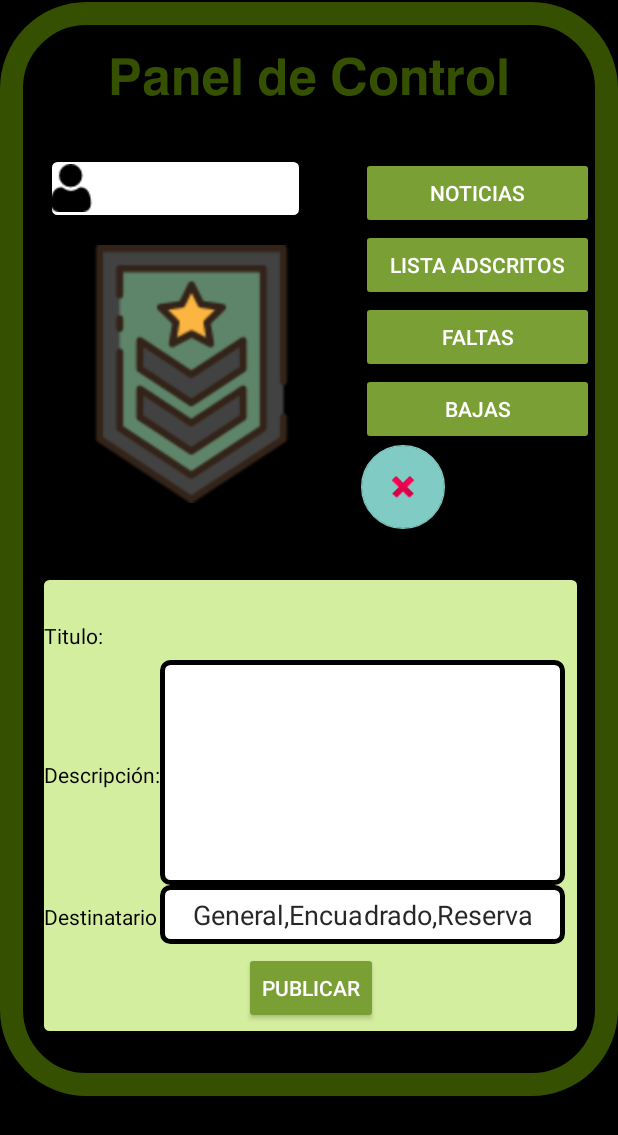
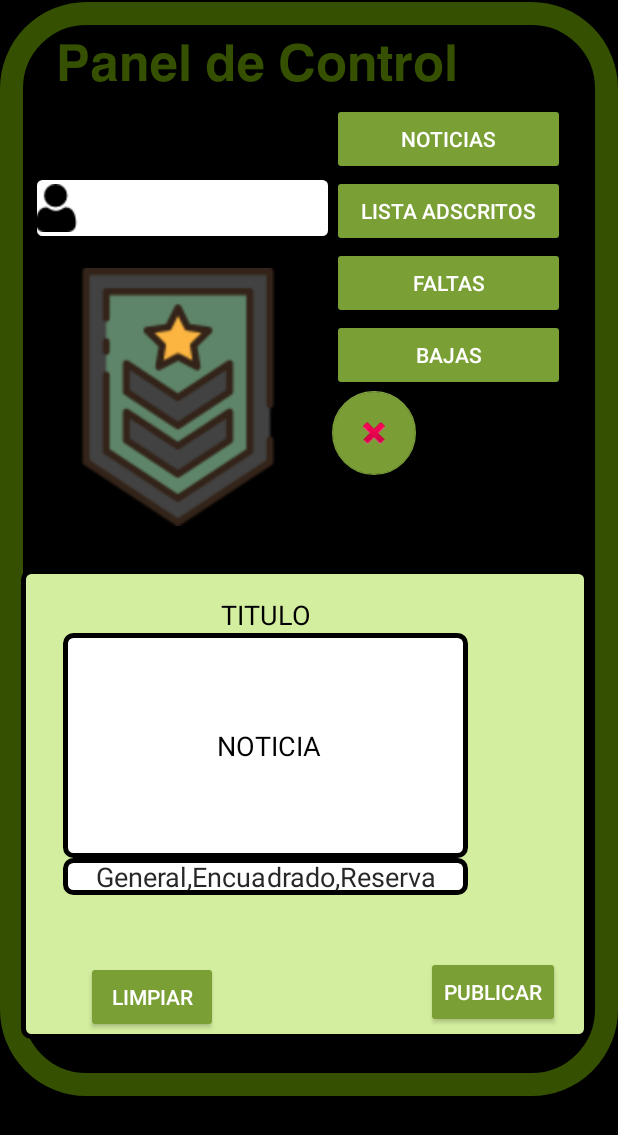
Before and after one commit to SanchezOscarAbdiel/SorteoSMN, an Android app: the panelControl screen opened directly, with no data from a screen before it, on a phone screen of 412 x 824 dp. Shown: the top 1135 px of the screen. Run offline under Robolectric (Android 15) with nearby library versions, the phone set to English and light mode, and no system bars; our stand-ins replace Volley; network calls fail.

Commit message:
Pulido de panel de control migracion a base de datos en la nube correcciones esteticas y visuales

```diff
--- a/app/src/main/java/com/example/sorteosmn/Login.java
+++ b/app/src/main/java/com/example/sorteosmn/Login.java
@@ -63,7 +63,7 @@ public class Login extends AppCompatActivity{
         desvio = 1;
 
         //SE ESTABLECE LA CONEXION CON LA BASE DE DATOS Y LLEVA LAS VARIABLES HACIA UNA CONSULTA PARA VERIFICAR SU EXISTENCIA
-        String URL = "http://"+IP+"/android/fetchlogin.php?matricula=" + Matricula + "&correo=" + Correo;
+        String URL = "https://"+IP+"/19590323_SMN/fetchlogin.php?matricula=" + Matricula + "&correo=" + Correo;
 
         //EN ESTE METODO SE CAPTURAN LOS RESULTADOS DE LA CONULTA ANTERIOR Y SE TRATA LA INFORMACION CON OBJETOS JSON
         JsonArrayRequest jsonArrayRequest = new JsonArrayRequest(URL, new Response.Listener<JSONArray>() {
--- a/app/src/main/java/com/example/sorteosmn/justificar.java
+++ b/app/src/main/java/com/example/sorteosmn/justificar.java
@@ -78,7 +78,7 @@ public class justificar extends AppCompatActivity {
     //CUENTA LA CANTIDAD DE JUSTIFICACIONES QUE HA SUBIDO EL ENCUADRADO
     public void funa(String xd) {
         //SE LLAMA AL METODO SQL QUE REALIZARA LA CONSULTA EN LA TABLA CORRESPONDIENTE LLEVANDO COMO PARAMETRO LA MATRICULA
-        String URL = "http://"+IP+"/android/cuentaJ.php?Matricula_Enc=" + Matricula117;
+        String URL = "https://"+IP+"/19590323_SMN/cuentaJ.php?Matricula_Enc=" + Matricula117;
         //INICIA EL TRATAMIENTO DE LOS DATOS MEDIANTE LOS OBJETOS JSON
         JsonArrayRequest jsonArrayRequest = new JsonArrayRequest(URL, new Response.Listener<JSONArray>() {
             @Override
@@ -108,7 +108,7 @@ public class justificar extends AppCompatActivity {
     public void InsertaJ(String xd) {
         //SE HACE EL LLAMADO A SQL PARA INSERTAR LOS DATOS CORRESPONDIENTES EN LA TABLA INDICADA
         System.out.println("Prueba justifica"+link);
-        String url = "http://"+IP+"/android/saveJustifica.php?Matricula_Enc="+Matricula117+"&L_DocJust="+link;
+        String url = "https://"+IP+"/19590323_SMN/saveJustifica.php?Matricula_Enc="+Matricula117+"&L_DocJust="+link;
         //HACE LA INSERCION A LA TABLA DE JUSTIFICACIONES UNA VEZ REALIZADO EL LLAMADO A SQL
         StringRequest stringRequest = new StringRequest(
             Request.Method.POST, url, new Response.Listener<String>() {
--- a/app/src/main/res/layout/activity_panel_control.xml
+++ b/app/src/main/res/layout/activity_panel_control.xml
@@ -7,7 +7,7 @@
     android:background="@color/black"
     tools:context=".panelControl">
 
-    <androidx.constraintlayout.widget.ConstraintLayout
+    <RelativeLayout
         android:layout_width="415dp"
         android:layout_height="729dp"
         android:layout_marginTop="1dp"
@@ -18,12 +18,136 @@
         app:layout_constraintStart_toStartOf="parent"
         app:layout_constraintTop_toTopOf="parent">
 
+        <RelativeLayout
+            android:id="@+id/constraintLayout4"
+            android:layout_width="378dp"
+            android:layout_height="313dp"
+            android:layout_alignParentStart="true"
+            android:layout_alignParentEnd="true"
+            android:layout_alignParentBottom="true"
+            android:layout_marginStart="14dp"
+            android:layout_marginEnd="19dp"
+            android:layout_marginBottom="38dp"
+            android:background="@drawable/fondo_edditext"
+            app:layout_constraintBottom_toBottomOf="parent"
+            app:layout_constraintEnd_toEndOf="parent"
+            app:layout_constraintHorizontal_bias="0.0"
+            app:layout_constraintStart_toStartOf="parent">
+
+            <Button
+                android:id="@+id/button13"
+                android:layout_width="wrap_content"
+                android:layout_height="wrap_content"
+                android:layout_alignParentEnd="true"
+                android:layout_alignParentBottom="true"
+                android:layout_marginEnd="19dp"
+                android:layout_marginBottom="7dp"
+                android:backgroundTint="#7A9F35"
+                android:onClick="InsertaNoticias"
+                android:text="Publicar"
+                app:layout_constraintBottom_toBottomOf="parent"
+                app:layout_constraintEnd_toEndOf="parent"
+                app:layout_constraintStart_toStartOf="parent" />
+
+            <Button
+                android:id="@+id/btnLimpiar"
+                android:layout_width="wrap_content"
+                android:layout_height="wrap_content"
+                android:layout_alignParentEnd="true"
+                android:layout_alignParentBottom="true"
+                android:layout_marginEnd="247dp"
+                android:layout_marginBottom="4dp"
+                android:backgroundTint="#7A9F35"
+                android:onClick="LimpiaPantalla"
+                android:text="LIMPIAR"
+                app:layout_constraintBottom_toBottomOf="parent"
+                app:layout_constraintEnd_toEndOf="parent"
+                app:layout_constraintStart_toStartOf="parent" />
+
+        </RelativeLayout>
+
+        <TableLayout
+            android:layout_width="321dp"
+            android:layout_height="wrap_content"
+            android:layout_alignTop="@+id/constraintLayout4"
+            android:layout_alignParentStart="true"
+            android:layout_alignParentEnd="true"
+            android:layout_alignParentBottom="true"
+            android:layout_marginStart="42dp"
+            android:layout_marginTop="18dp"
+            android:layout_marginEnd="48dp"
+            android:layout_marginBottom="102dp"
+            app:layout_constraintEnd_toEndOf="parent"
+            app:layout_constraintStart_toStartOf="parent"
+            app:layout_constraintTop_toTopOf="parent">
+
+            <TableRow
+                android:layout_width="273dp"
+                android:layout_height="wrap_content"
+                android:visibility="visible">
+
+                <EditText
+                    android:id="@+id/edTituloN"
+                    android:layout_width="wrap_content"
+                    android:layout_height="wrap_content"
+                    android:background="@drawable/eddit_blanco"
+                    android:baselineAligned="false"
+                    android:ems="10"
+                    android:hint="TITULO"
+                    android:inputType="textPersonName"
+                    android:textAlignment="center"
+                    android:textColor="#000000"
+                    android:textColorHint="#000000" />
+            </TableRow>
+
+            <TableRow
+                android:layout_width="match_parent"
+                android:layout_height="match_parent">
+
+                <EditText
+                    android:id="@+id/ed"
+                    android:layout_width="270dp"
+                    android:layout_height="150dp"
+                    android:background="@drawable/eddit_blanco"
+                    android:hint="                      NOTICIA"
+                    android:inputType="text|textMultiLine|textCapSentences"
+                    android:maxLength="400"
+                    android:singleLine="false"
+                    android:textColor="#000000"
+                    android:textColorHint="#000000"
+                    android:verticalScrollbarPosition="left" />
+
+            </TableRow>
+
+            <TableRow
+                android:layout_width="match_parent"
+                android:layout_height="46dp">
+
+                <EditText
+                    android:id="@+id/edDestinatario"
+                    android:layout_width="wrap_content"
+                    android:layout_height="wrap_content"
+                    android:background="@drawable/eddit_blanco"
+                    android:ems="10"
+                    android:hint="General,Encuadrado,Reserva"
+                    android:inputType="textPersonName"
+                    android:textAlignment="center"
+                    android:textColor="#000000"
+                    android:textColorHint="#292626" />
+
+            </TableRow>
+
+        </TableLayout>
+
         <LinearLayout
             android:id="@+id/linearLayout3"
             android:layout_width="155dp"
             android:layout_height="276dp"
-            android:layout_marginTop="31dp"
+            android:layout_alignParentTop="true"
 
+            android:layout_alignParentEnd="true"
+            android:layout_marginTop="67dp"
+            android:layout_marginEnd="35dp"
             android:layout_marginBottom="5dp"
             android:orientation="vertical"
             app:layout_constraintBottom_toTopOf="@+id/constraintLayout4"
@@ -71,131 +195,24 @@
                 android:layout_height="wrap_content"
                 android:clickable="true"
                 android:onClick="CierraSesionAdmin"
+                app:backgroundTint="#7A9E35"
                 app:srcCompat="@android:drawable/ic_delete" />
 
         </LinearLayout>
 
-        <androidx.constraintlayout.widget.ConstraintLayout
-            android:id="@+id/constraintLayout4"
-            android:layout_width="362dp"
-            android:layout_height="307dp"
-            android:layout_marginStart="26dp"
-            android:layout_marginEnd="27dp"
-            android:layout_marginBottom="40dp"
-            android:background="@drawable/fondo_edditext"
-            app:layout_constraintBottom_toBottomOf="parent"
-            app:layout_constraintEnd_toEndOf="parent"
-            app:layout_constraintHorizontal_bias="0.0"
-            app:layout_constraintStart_toStartOf="parent">
-
-            <TableLayout
-                android:layout_width="352dp"
-                android:layout_height="226dp"
-                android:layout_marginStart="3dp"
-                android:layout_marginTop="21dp"
-                android:layout_marginEnd="7dp"
-                app:layout_constraintEnd_toEndOf="parent"
-                app:layout_constraintStart_toStartOf="parent"
-                app:layout_constraintTop_toTopOf="parent">
-
-                <TableRow
-                    android:layout_width="match_parent"
-                    android:layout_height="match_parent">
-
-                    <TextView
-                        android:id="@+id/textView26"
-                        android:layout_width="wrap_content"
-                        android:layout_height="wrap_content"
-                        android:text="Titulo:"
-                        android:textColor="#020202" />
-
-                    <EditText
-                        android:id="@+id/edTituloN"
-                        android:layout_width="270dp"
-                        android:layout_height="35dp"
-                        android:background="@drawable/eddit_blanco"
-                        android:ems="10"
-                        android:inputType="textPersonName"
-                        android:textColor="#000000" />
-                </TableRow>
-
-                <TableRow
-                    android:layout_width="match_parent"
-                    android:layout_height="match_parent">
-
-                    <TextView
-                        android:id="@+id/textView31"
-                        android:layout_width="wrap_content"
-                        android:layout_height="wrap_content"
-                        android:text="Descripción:"
-                        android:textColor="#020202" />
-
-                    <EditText
-                        android:id="@+id/ed"
-                        android:layout_width="270dp"
-                        android:layout_height="150dp"
-                        android:background="@drawable/eddit_blanco"
-                        android:inputType="text|textMultiLine|textCapSentences"
-                        android:maxLength="400"
-                        android:singleLine="false"
-                        android:textColor="#000000"
-                        android:verticalScrollbarPosition="left" />
-
-                </TableRow>
-
-                <TableRow
-                    android:layout_width="match_parent"
-                    android:layout_height="match_parent">
-
-                    <TextView
-                        android:id="@+id/textView33"
-                        android:layout_width="wrap_content"
-                        android:layout_height="57dp"
-                        android:text="Destinatario"
-                        android:textColor="#020202" />
-
-                    <EditText
-                        android:id="@+id/edDestinatario"
-                        android:layout_width="270dp"
-                        android:layout_height="39dp"
-                        android:background="@drawable/eddit_blanco"
-                        android:ems="10"
-                        android:hint="General,Encuadrado,Reserva"
-                        android:inputType="textPersonName"
-                        android:textAlignment="center"
-                        android:textColor="#000000"
-                        android:textColorHint="#292626" />
-
-                </TableRow>
-
-                <TableRow
-                    android:layout_width="match_parent"
-                    android:layout_height="match_parent" />
-            </TableLayout>
-
-            <Button
-                android:id="@+id/button13"
-                android:layout_width="wrap_content"
-                android:layout_height="wrap_content"
-                android:layout_marginBottom="8dp"
-                android:backgroundTint="#7A9F35"
-                android:onClick="InsertaNoticias"
-                android:text="Publicar"
-                app:layout_constraintBottom_toBottomOf="parent"
-                app:layout_constraintEnd_toEndOf="parent"
-                app:layout_constraintStart_toStartOf="parent" />
-
-        </androidx.constraintlayout.widget.ConstraintLayout>
-
         <EditText
             android:id="@+id/edadmin"
-            android:layout_width="171dp"
-            android:layout_height="42dp"
-            android:layout_marginStart="31dp"
-            android:layout_marginTop="31dp"
+            android:layout_width="200dp"
+            android:layout_height="44dp"
+            android:layout_alignParentStart="true"
+            android:layout_alignParentTop="true"
+            android:layout_alignParentEnd="true"
+            android:layout_marginStart="21dp"
+
+            android:layout_marginTop="115dp"
+            android:layout_marginEnd="190dp"
             android:layout_marginBottom="21dp"
             android:background="@drawable/eddit_blanco"
-
             android:drawableStart="@drawable/usuario__3_"
             android:ems="10"
             android:inputType="textPersonName"
@@ -209,11 +226,14 @@
 
         <TextView
             android:id="@+id/textView35"
-            android:layout_width="wrap_content"
+            android:layout_width="275dp"
             android:layout_height="wrap_content"
-            android:layout_marginStart="74dp"
-            android:layout_marginTop="25dp"
-            android:layout_marginEnd="74dp"
+            android:layout_alignParentStart="true"
+            android:layout_alignParentTop="true"
+            android:layout_alignParentEnd="true"
+            android:layout_marginStart="37dp"
+            android:layout_marginTop="16dp"
+            android:layout_marginEnd="99dp"
             android:text="𝗣𝗮𝗻𝗲𝗹 𝗱𝗲 𝗖𝗼𝗻𝘁𝗿𝗼𝗹"
             android:textColor="#355000"
             android:textSize="34sp"
@@ -225,9 +245,14 @@
             android:id="@+id/imageView3"
             android:layout_width="183dp"
             android:layout_height="172dp"
+            android:layout_alignParentStart="true"
+            android:layout_alignParentTop="true"
+            android:layout_alignParentEnd="true"
+            android:layout_alignParentBottom="true"
             android:layout_marginStart="31dp"
-            android:layout_marginEnd="17dp"
-            android:layout_marginBottom="48dp"
+            android:layout_marginTop="177dp"
+            android:layout_marginEnd="206dp"
+            android:layout_marginBottom="380dp"
             app:layout_constraintBottom_toTopOf="@+id/constraintLayout4"
             app:layout_constraintEnd_toStartOf="@+id/linearLayout3"
             app:layout_constraintStart_toStartOf="parent"
@@ -238,11 +263,18 @@
             style="?android:attr/progressBarStyle"
             android:layout_width="91dp"
             android:layout_height="wrap_content"
-            android:layout_marginTop="300dp"
-            android:layout_marginEnd="16dp"
+            android:layout_alignTop="@+id/linearLayout3"
+            android:layout_alignEnd="@+id/linearLayout3"
+            android:layout_alignBottom="@+id/linearLayout3"
+            android:layout_marginTop="200dp"
+            android:layout_marginEnd="10dp"
+            android:layout_marginBottom="28dp"
+            android:indeterminateTint="#7A9E35"
+            android:progressBackgroundTint="#7A9E35"
+            android:progressTint="#7A9E35"
             app:layout_constraintEnd_toEndOf="parent"
             app:layout_constraintTop_toTopOf="parent" />
 
-    </androidx.constraintlayout.widget.ConstraintLayout>
+    </RelativeLayout>
 
 </RelativeLayout>
--- a/app/src/main/res/layout/popup.xml
+++ b/app/src/main/res/layout/popup.xml
@@ -4,6 +4,9 @@
     xmlns:tools="http://schemas.android.com/tools"
     android:layout_width="match_parent"
     android:layout_height="match_parent"
+    android:background="#365314"
+    android:backgroundTint="#365314"
+    android:foregroundTint="#3DDA82"
     android:orientation="vertical">
 
 
--- a/app/src/main/res/layout/popupenc.xml
+++ b/app/src/main/res/layout/popupenc.xml
@@ -3,7 +3,9 @@
     xmlns:app="http://schemas.android.com/apk/res-auto"
     xmlns:tools="http://schemas.android.com/tools"
     android:layout_width="match_parent"
-    android:layout_height="match_parent">
+    android:layout_height="match_parent"
+    android:background="#335110"
+    android:backgroundTint="#436C14">
 
     <TextView
         android:id="@+id/tvSubtituloe"
```
Also changed, not shown: app/src/main/java/com/example/sorteosmn/MainActivity.java (+13 -5 lines), app/src/main/java/com/example/sorteosmn/Registro.java (+12 -2 lines), app/src/main/java/com/example/sorteosmn/panelControl.java (+32 -14 lines), app/src/main/java/com/example/sorteosmn/sorteo.java (+5 -5 lines), app/src/main/res/layout/activity_login.xml (+21 -9 lines), app/src/main/res/layout/activity_main.xml (+18 -17 lines), app/src/main/res/drawable-v24/militar.png (added), app/src/main/res/drawable-v24/reserva.png (added).
